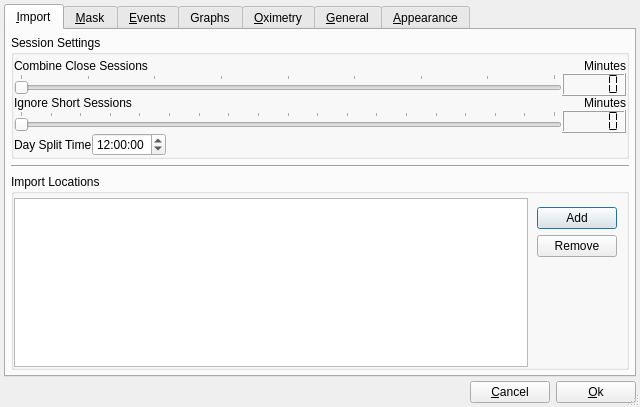
Before: the Qt Designer form preferencesdialog.ui in sbonaime/sleepyhead-code., drawn with Qt 5.
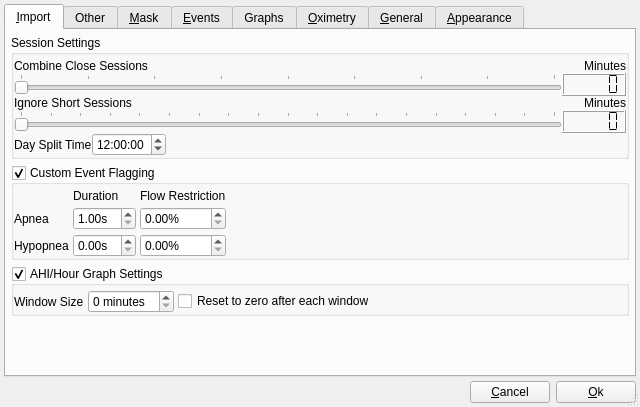
After: the same form once the commit is applied.

Commit message: More layout stuff, plus some Import preferences stubs

What changed in the file:
```diff
--- a/preferencesdialog.ui
+++ b/preferencesdialog.ui
@@ -273,12 +273,221 @@
         </widget>
        </item>
        <item>
-        <widget class="Line" name="line">
+        <widget class="QGroupBox" name="groupBox_8">
+         <property name="title">
+          <string>Custom Event Flagging</string>
+         </property>
+         <property name="checkable">
+          <bool>true</bool>
+         </property>
+         <layout class="QGridLayout" name="gridLayout_6">
+          <property name="leftMargin">
+           <number>0</number>
+          </property>
+          <property name="topMargin">
+           <number>4</number>
+          </property>
+          <property name="rightMargin">
+           <number>0</number>
+          </property>
+          <property name="bottomMargin">
+           <number>0</number>
+          </property>
+          <property name="spacing">
+           <number>4</number>
+          </property>
+          <item row="1" column="2">
+           <widget class="QDoubleSpinBox" name="apneaDuration">
+            <property name="suffix">
+             <string>s</string>
+            </property>
+            <property name="minimum">
+             <double>1.000000000000000</double>
+            </property>
+           </widget>
+          </item>
+          <item row="1" column="4">
+           <widget class="QDoubleSpinBox" name="apneaFlowRestriction">
+            <property name="suffix">
+             <string>%</string>
+            </property>
+           </widget>
+          </item>
+          <item row="1" column="0">
+           <widget class="QLabel" name="label_34">
+            <property name="sizePolicy">
+             <sizepolicy hsizetype="Fixed" vsizetype="Preferred">
+              <horstretch>0</horstretch>
+              <verstretch>0</verstretch>
+             </sizepolicy>
+            </property>
+            <property name="text">
+             <string>Apnea</string>
+            </property>
+           </widget>
+          </item>
+          <item row="0" column="2">
+           <widget class="QLabel" name="label_38">
+            <property name="text">
+             <string>Duration</string>
+            </property>
+           </widget>
+          </item>
+          <item row="0" column="4">
+           <widget class="QLabel" name="label_35">
+            <property name="sizePolicy">
+             <sizepolicy hsizetype="Fixed" vsizetype="Preferred">
+              <horstretch>0</horstretch>
+              <verstretch>0</verstretch>
+             </sizepolicy>
+            </property>
+            <property name="text">
+             <string>Flow Restriction</string>
+            </property>
+           </widget>
+          </item>
+          <item row="1" column="5">
+           <spacer name="horizontalSpacer_4">
+            <property name="orientation">
+             <enum>Qt::Horizontal</enum>
+            </property>
+            <property name="sizeHint" stdset="0">
+             <size>
+              <width>40</width>
+              <height>20</height>
+             </size>
+            </property>
+           </spacer>
+          </item>
+          <item row="2" column="4">
+           <widget class="QDoubleSpinBox" name="hypopneaFlowRestriction">
+            <property name="suffix">
+             <string>%</string>
+            </property>
+           </widget>
+          </item>
+          <item row="2" column="2">
+           <widget class="QDoubleSpinBox" name="hypopneaDuration">
+            <property name="suffix">
+             <string>s</string>
+            </property>
+           </widget>
+          </item>
+          <item row="2" column="0">
+           <widget class="QLabel" name="label_37">
+            <property name="text">
+             <string>Hypopnea</string>
+            </property>
+           </widget>
+          </item>
+         </layout>
+        </widget>
+       </item>
+       <item>
+        <widget class="QGroupBox" name="groupBox_9">
+         <property name="title">
+          <string>AHI/Hour Graph Settings</string>
+         </property>
+         <property name="checkable">
+          <bool>true</bool>
+         </property>
+         <layout class="QGridLayout" name="gridLayout_8">
+          <property name="leftMargin">
+           <number>0</number>
+          </property>
+          <property name="topMargin">
+           <number>4</number>
+          </property>
+          <property name="rightMargin">
+           <number>0</number>
+          </property>
+          <property name="bottomMargin">
+           <number>0</number>
+          </property>
+          <property name="horizontalSpacing">
+           <number>4</number>
+          </property>
+          <property name="verticalSpacing">
+           <number>0</number>
+          </property>
+          <item row="0" column="0">
+           <widget class="QLabel" name="label_36">
+            <property name="sizePolicy">
+             <sizepolicy hsizetype="Fixed" vsizetype="Preferred">
+              <horstretch>0</horstretch>
+              <verstretch>0</verstretch>
+             </sizepolicy>
+            </property>
+            <property name="text">
+             <string>Window Size</string>
+            </property>
+           </widget>
+          </item>
+          <item row="0" column="1">
+           <widget class="QSpinBox" name="ahiGraphWindowSize">
+            <property name="suffix">
+             <string> minutes</string>
+            </property>
+           </widget>
+          </item>
+          <item row="0" column="2">
+           <widget class="QCheckBox" name="ahiGraphZeroReset">
+            <property name="text">
+             <string>Reset to zero after each window</string>
+            </property>
+           </widget>
+          </item>
+          <item row="0" column="3">
+           <spacer name="horizontalSpacer_6">
+            <property name="orientation">
+             <enum>Qt::Horizontal</enum>
+            </property>
+            <property name="sizeHint" stdset="0">
+             <size>
+              <width>40</width>
+              <height>20</height>
+             </size>
+            </property>
+           </spacer>
+          </item>
+         </layout>
+        </widget>
+       </item>
+       <item>
+        <spacer name="verticalSpacer_4">
          <property name="orientation">
-          <enum>Qt::Horizontal</enum>
+          <enum>Qt::Vertical</enum>
          </property>
-        </widget>
+         <property name="sizeHint" stdset="0">
+          <size>
+           <width>20</width>
+           <height>40</height>
+          </size>
+         </property>
+        </spacer>
        </item>
+      </layout>
+     </widget>
+     <widget class="QWidget" name="tabOther">
+      <attribute name="title">
+       <string>Other</string>
+      </attribute>
+      <layout class="QVBoxLayout" name="verticalLayout_13">
+       <property name="spacing">
+        <number>0</number>
+       </property>
+       <property name="leftMargin">
+        <number>4</number>
+       </property>
+       <property name="topMargin">
+        <number>0</number>
+       </property>
+       <property name="rightMargin">
+        <number>0</number>
+       </property>
+       <property name="bottomMargin">
+        <number>4</number>
+       </property>
        <item>
         <widget class="QGroupBox" name="groupBox_3">
          <property name="title">
```
The commit also changes 1 other file.
